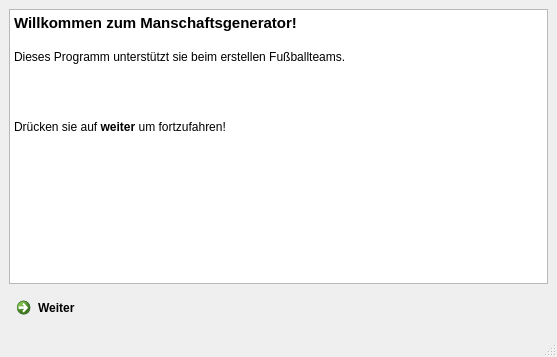
Above: playground/MannschaftsGenerator/.GUI/Oberfläche.ui from VaderLader/NikNDad before the change. Below: the same form after it.
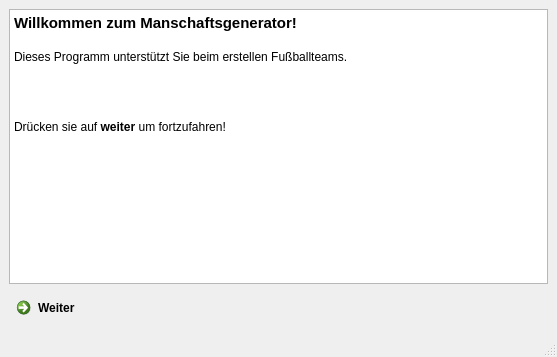
That is the form after the change.

```diff
--- a/playground/MannschaftsGenerator/.GUI/Oberfläche.ui
+++ b/playground/MannschaftsGenerator/.GUI/Oberfläche.ui
@@ -21,15 +21,15 @@
        <string>&lt;!DOCTYPE HTML PUBLIC &quot;-//W3C//DTD HTML 4.0//EN&quot; &quot;http://www.w3.org/TR/REC-html40/strict.dtd&quot;&gt;
 &lt;html&gt;&lt;head&gt;&lt;meta name=&quot;qrichtext&quot; content=&quot;1&quot; /&gt;&lt;style type=&quot;text/css&quot;&gt;
 p, li { white-space: pre-wrap; }
-&lt;/style&gt;&lt;/head&gt;&lt;body style=&quot; font-family:'Sans Serif'; font-size:9pt; font-weight:400; font-style:normal;&quot;&gt;
-&lt;p style=&quot; margin-top:0px; margin-bottom:0px; margin-left:0px; margin-right:0px; -qt-block-indent:0; text-indent:0px;&quot;&gt;&lt;span style=&quot; font-size:11pt; font-weight:600;&quot;&gt;Willkommen zum Manschaftsgenerator!&lt;/span&gt;&lt;/p&gt;
-&lt;p style=&quot;-qt-paragraph-type:empty; margin-top:0px; margin-bottom:0px; margin-left:0px; margin-right:0px; -qt-block-indent:0; text-indent:0px; font-size:11pt; font-weight:600;&quot;&gt;&lt;br /&gt;&lt;/p&gt;
-&lt;p style=&quot; margin-top:0px; margin-bottom:0px; margin-left:0px; margin-right:0px; -qt-block-indent:0; text-indent:0px;&quot;&gt;Dieses Programm unterstützt sie beim erstellen Fußballteams.&lt;/p&gt;
-&lt;p style=&quot;-qt-paragraph-type:empty; margin-top:0px; margin-bottom:0px; margin-left:0px; margin-right:0px; -qt-block-indent:0; text-indent:0px;&quot;&gt;&lt;br /&gt;&lt;/p&gt;
-&lt;p style=&quot;-qt-paragraph-type:empty; margin-top:0px; margin-bottom:0px; margin-left:0px; margin-right:0px; -qt-block-indent:0; text-indent:0px;&quot;&gt;&lt;br /&gt;&lt;/p&gt;
-&lt;p style=&quot;-qt-paragraph-type:empty; margin-top:0px; margin-bottom:0px; margin-left:0px; margin-right:0px; -qt-block-indent:0; text-indent:0px;&quot;&gt;&lt;br /&gt;&lt;/p&gt;
-&lt;p style=&quot;-qt-paragraph-type:empty; margin-top:0px; margin-bottom:0px; margin-left:0px; margin-right:0px; -qt-block-indent:0; text-indent:0px;&quot;&gt;&lt;br /&gt;&lt;/p&gt;
-&lt;p style=&quot; margin-top:0px; margin-bottom:0px; margin-left:0px; margin-right:0px; -qt-block-indent:0; text-indent:0px;&quot;&gt;Drücken sie auf &lt;span style=&quot; font-weight:600;&quot;&gt;weiter&lt;/span&gt; um fortzufahren!&lt;/p&gt;&lt;/body&gt;&lt;/html&gt;</string>
+&lt;/style&gt;&lt;/head&gt;&lt;body style=&quot; font-family:'MS Shell Dlg 2'; font-size:8.25pt; font-weight:400; font-style:normal;&quot;&gt;
+&lt;p style=&quot; margin-top:0px; margin-bottom:0px; margin-left:0px; margin-right:0px; -qt-block-indent:0; text-indent:0px;&quot;&gt;&lt;span style=&quot; font-family:'Sans Serif'; font-size:11pt; font-weight:600;&quot;&gt;Willkommen zum Manschaftsgenerator!&lt;/span&gt;&lt;/p&gt;
+&lt;p style=&quot;-qt-paragraph-type:empty; margin-top:0px; margin-bottom:0px; margin-left:0px; margin-right:0px; -qt-block-indent:0; text-indent:0px; font-family:'Sans Serif'; font-size:11pt; font-weight:600;&quot;&gt;&lt;br /&gt;&lt;/p&gt;
+&lt;p style=&quot; margin-top:0px; margin-bottom:0px; margin-left:0px; margin-right:0px; -qt-block-indent:0; text-indent:0px;&quot;&gt;&lt;span style=&quot; font-family:'Sans Serif'; font-size:9pt;&quot;&gt;Dieses Programm unterstützt Sie beim erstellen Fußballteams.&lt;/span&gt;&lt;/p&gt;
+&lt;p style=&quot;-qt-paragraph-type:empty; margin-top:0px; margin-bottom:0px; margin-left:0px; margin-right:0px; -qt-block-indent:0; text-indent:0px; font-family:'Sans Serif'; font-size:9pt;&quot;&gt;&lt;br /&gt;&lt;/p&gt;
+&lt;p style=&quot;-qt-paragraph-type:empty; margin-top:0px; margin-bottom:0px; margin-left:0px; margin-right:0px; -qt-block-indent:0; text-indent:0px; font-family:'Sans Serif'; font-size:9pt;&quot;&gt;&lt;br /&gt;&lt;/p&gt;
+&lt;p style=&quot;-qt-paragraph-type:empty; margin-top:0px; margin-bottom:0px; margin-left:0px; margin-right:0px; -qt-block-indent:0; text-indent:0px; font-family:'Sans Serif'; font-size:9pt;&quot;&gt;&lt;br /&gt;&lt;/p&gt;
+&lt;p style=&quot;-qt-paragraph-type:empty; margin-top:0px; margin-bottom:0px; margin-left:0px; margin-right:0px; -qt-block-indent:0; text-indent:0px; font-family:'Sans Serif'; font-size:9pt;&quot;&gt;&lt;br /&gt;&lt;/p&gt;
+&lt;p style=&quot; margin-top:0px; margin-bottom:0px; margin-left:0px; margin-right:0px; -qt-block-indent:0; text-indent:0px;&quot;&gt;&lt;span style=&quot; font-family:'Sans Serif'; font-size:9pt;&quot;&gt;Drücken sie auf &lt;/span&gt;&lt;span style=&quot; font-family:'Sans Serif'; font-size:9pt; font-weight:600;&quot;&gt;weiter&lt;/span&gt;&lt;span style=&quot; font-family:'Sans Serif'; font-size:9pt;&quot;&gt; um fortzufahren!&lt;/span&gt;&lt;/p&gt;&lt;/body&gt;&lt;/html&gt;</string>
       </property>
      </widget>
     </item>
```
Left out of the diff: 3 changed lines with no effect on the pictures.
